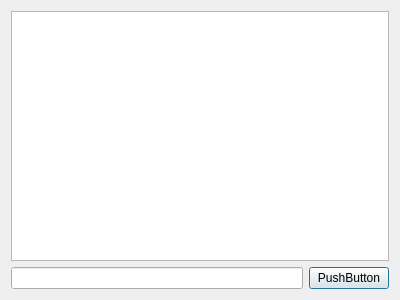
First picture: the form in dialog.ui, repository eslylescano/ChatClient, before the edit.
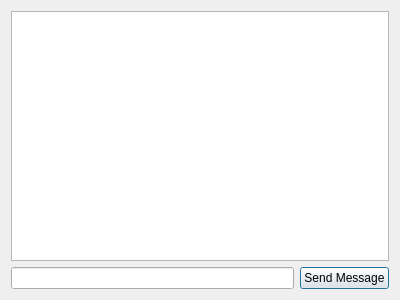
Second picture: the form after the edit.

Commit message: adding send and recieve messages

```diff
--- a/dialog.ui
+++ b/dialog.ui
@@ -25,7 +25,7 @@
      <item>
       <widget class="QPushButton" name="pushButton">
        <property name="text">
-        <string>PushButton</string>
+        <string>Send Message</string>
        </property>
       </widget>
      </item>
```
The commit also changes 5 other files.
